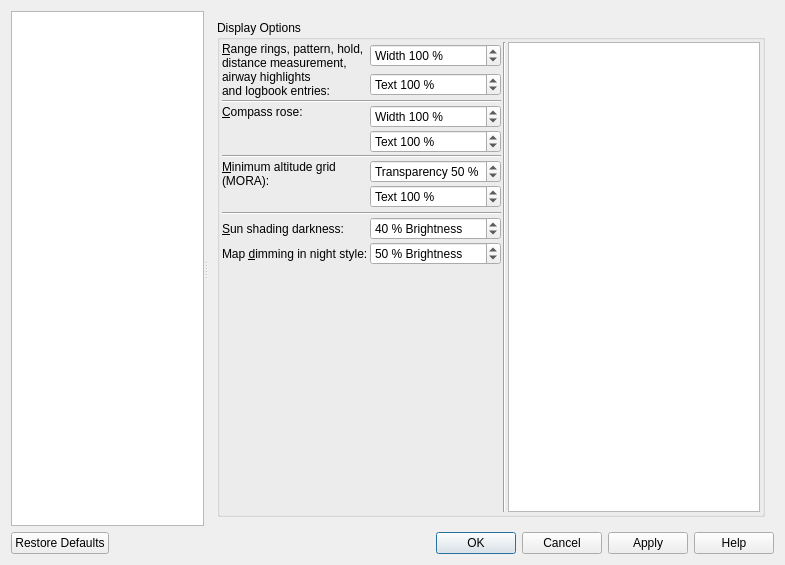
Qt form src/options/options.ui (albar965/littlenavmap) before a commit.
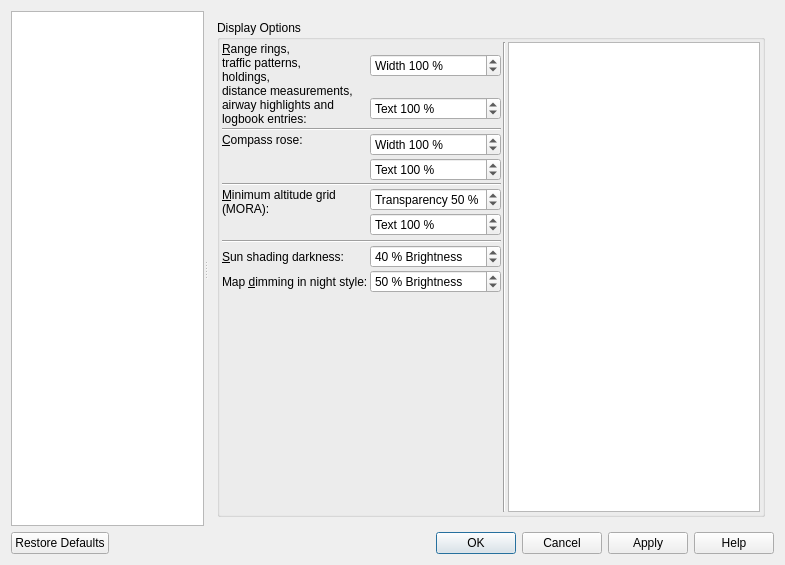
The same form after that commit. The open tabs and pages were chosen to show the change.

Diff of the .ui file:
```diff
--- a/src/options/options.ui
+++ b/src/options/options.ui
@@ -2247,10 +2247,12 @@
            <item row="0" column="2" rowspan="2" alignment="Qt::AlignTop">
             <widget class="QLabel" name="labelOptionsMapSizeRangeDistance">
              <property name="text">
-              <string>&amp;Range rings, pattern, hold,
-distance measurement,
-airway highlights
-and logbook entries:</string>
+              <string>&amp;Range rings,
+traffic patterns,
+holdings,
+distance measurements,
+airway highlights and
+logbook entries:</string>
              </property>
              <property name="buddy">
               <cstring>spinBoxOptionsDisplayThicknessRangeDistance</cstring>
```
Left out of the diff: 121 changed lines with no effect on the pictures.
